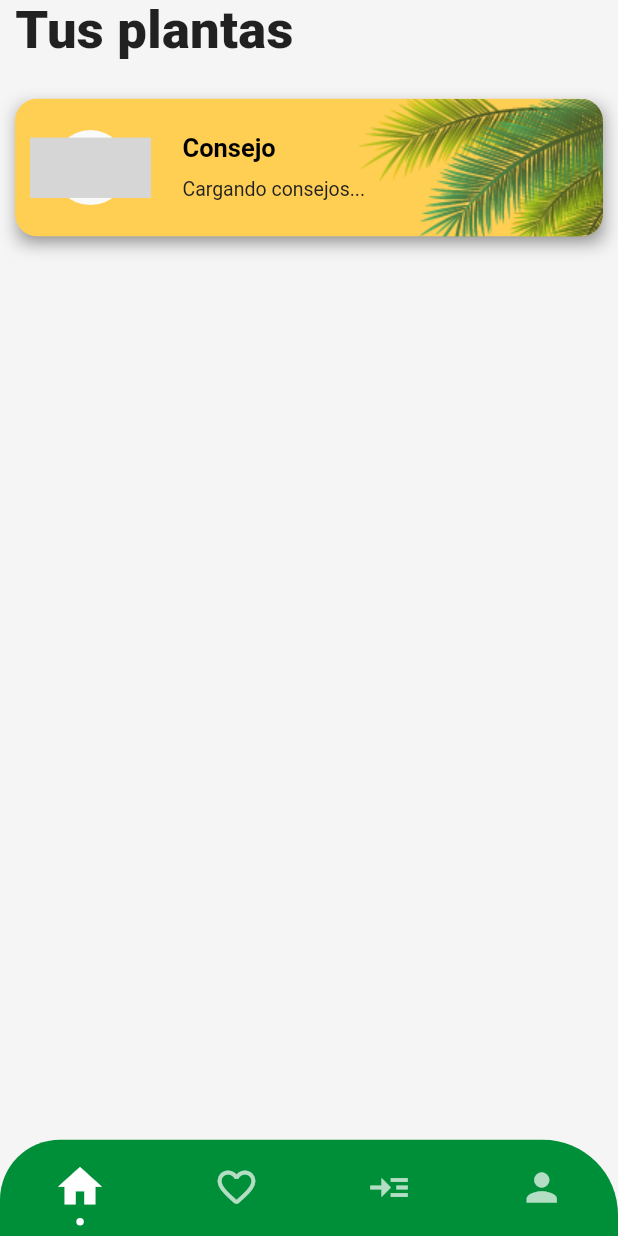
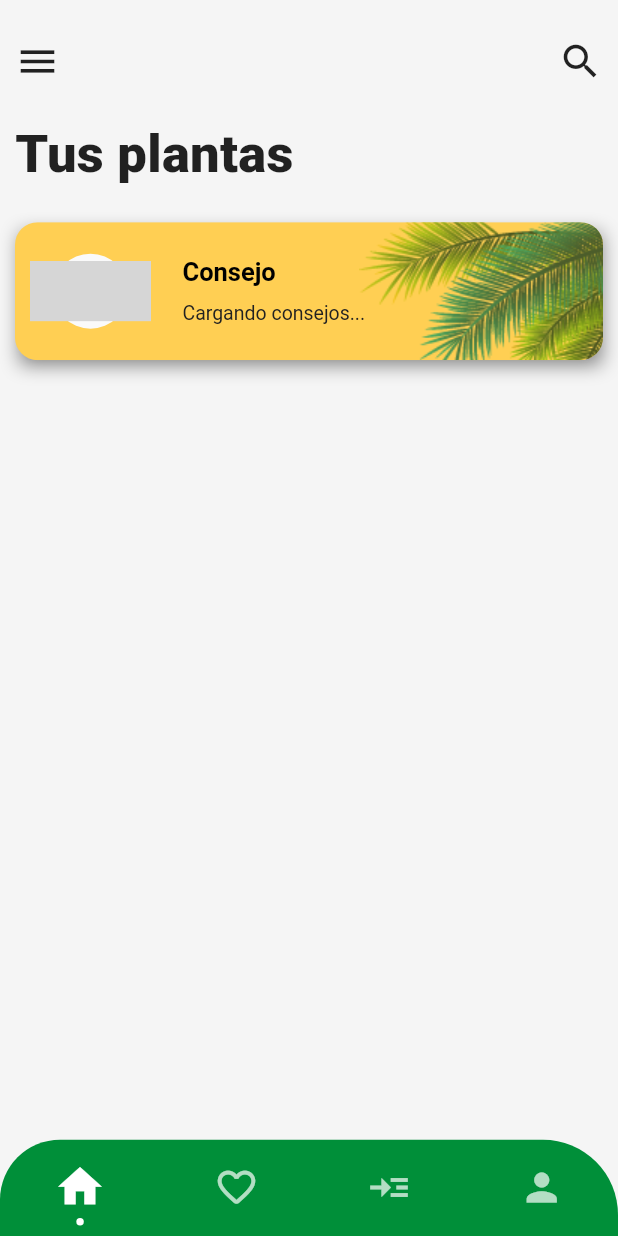
Before and after one commit to estarly07/My-Plants, a Flutter app: the screen it shows after launch, on a phone screen of 412 x 824 dp. Run offline on Flutter 3.47's test engine with Material 2 defaults, Android fonts, the light colour scheme and no system bars; our stand-ins replace bloc, flutter_bloc, flutter_svg; network calls fail; Roboto replaces fonts that are missing (HungryCharlie); project files that could hold a hidden picture were left out; grey boxes are pictures that could not be loaded.

Commit message:
CREATION
- Custom AppBar created

```diff
--- a/my_plants/lib/view/screens/home_screen.dart
+++ b/my_plants/lib/view/screens/home_screen.dart
@@ -78,22 +78,9 @@ class _LayoutState extends State<_Layout> {
         controller: scrollControler,
         physics: BouncingScrollPhysics(),
         children: [
+          CustomAppbar(),
           TitlePage(),
-          BlocBuilder<TipsBloc, TipsState>(
-            builder: (context, state) {
-              return state.tipRandom == null
-                  ? TipCard(
-                      tip: Tip(
-                          id: "id",
-                          picture: "assets/images/svg/user.svg",
-                          tip: "Cargando consejos...",
-                          url: ""),
-                    )
-                  : TipCard(
-                      tip: TipsService().tipRandom(),
-                    );
-            },
-          ),
+          _tip(),
           BlocBuilder<PlantsBloc, PlantsState>(
             builder: (context, state) {
               return GridView(
@@ -116,6 +103,52 @@ class _LayoutState extends State<_Layout> {
           ),
         ]);
   }
+
+  BlocBuilder<TipsBloc, TipsState> _tip() {
+    return BlocBuilder<TipsBloc, TipsState>(
+      builder: (context, state) {
+        return state.tipRandom == null
+            ? TipCard(
+                tip: Tip(
+                    id: "id",
+                    picture: "assets/images/svg/user.svg",
+                    tip: "Cargando consejos...",
+                    url: ""),
+              )
+            : TipCard(
+                tip: TipsService().tipRandom(),
+              );
+      },
+    );
+  }
+}
+
+class CustomAppbar extends StatelessWidget {
+  const CustomAppbar({
+    Key? key,
+  }) : super(key: key);
+
+  @override
+  Widget build(BuildContext context) {
+    final size = MediaQuery.of(context).size;
+    return Container(
+      margin: EdgeInsets.symmetric(horizontal: 10),
+      height: size.height * 0.1,
+      child: Row(
+        mainAxisAlignment: MainAxisAlignment.spaceBetween,
+        children: const [
+          Icon(
+            Icons.menu,
+            size: 30,
+          ),
+          Icon(
+            Icons.search,
+            size: 30,
+          ),
+        ],
+      ),
+    );
+  }
 }
 
 class _Navigation extends StatelessWidget {
```
